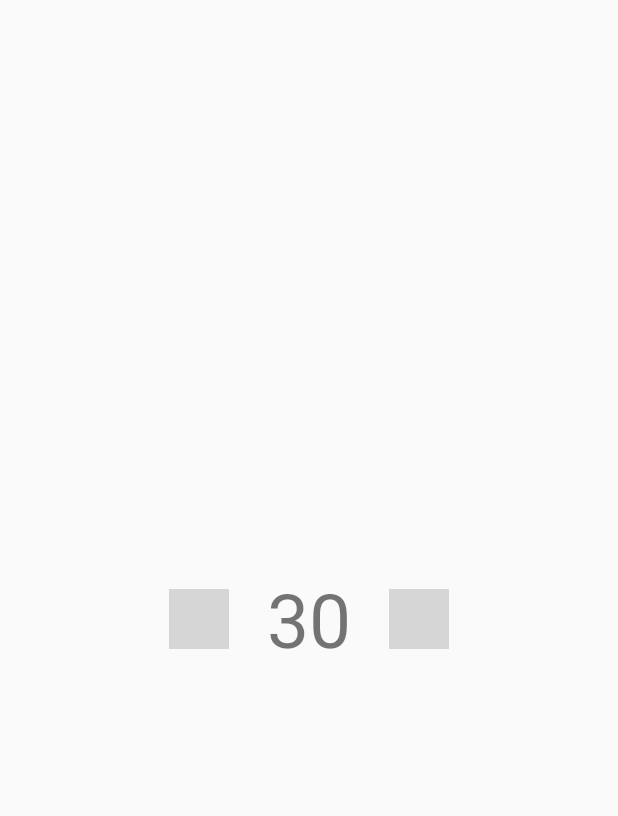
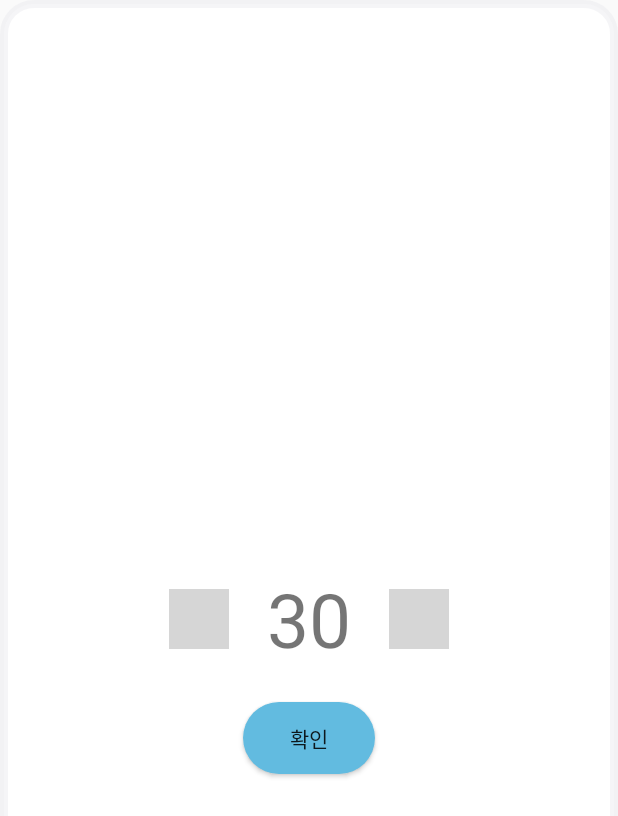
Before and after one commit to ehtjsv2/FitaPetService_Client_Personal_Version, an Android app: the layout minute_dialog.xml on its own in the app's theme, with its tools: preview values and no code run, on a phone screen of 412 x 824 dp. Shown: the top 816 px of the screen. Run offline under Robolectric (Android 15) with nearby library versions, the phone set to English and light mode, and no system bars; grey boxes are pictures that could not be loaded.

Commit message:
minute dialog complete

```diff
--- a/app/src/main/java/com/example/fitapet/ui/reservation/CustomMinDialog.kt
+++ b/app/src/main/java/com/example/fitapet/ui/reservation/CustomMinDialog.kt
@@ -3,6 +3,7 @@ package com.example.fitapet.ui.reservation
 import android.app.Dialog
 import android.content.Context
 import android.view.WindowManager
+import android.widget.Button
 import android.widget.EditText
 import android.widget.ImageView
 import android.widget.TextView
@@ -22,6 +23,7 @@ class CustomMinDialog(context: Context) {
         dialog.setContentView(R.layout.minute_dialog)
         dialog.window!!.setLayout(WindowManager.LayoutParams.WRAP_CONTENT, WindowManager.LayoutParams.WRAP_CONTENT)
         dialog.setCanceledOnTouchOutside(true)
+        dialog.getWindow()?.setBackgroundDrawableResource(android.R.color.transparent);
         dialog.setCancelable(true)
         dialog.setTitle("시작시간으로부터");
         //dialog.getWindow()?.setBackgroundDrawableResource(android.R.color.transparent);
@@ -29,6 +31,7 @@ class CustomMinDialog(context: Context) {
         val plusbtn:ImageView=dialog.findViewById(R.id.plus_btn)
         val minusbtn:ImageView=dialog.findViewById(R.id.minus_btn)
         val minute:TextView=dialog.findViewById(R.id.minutes)
+        val finishBtn:Button=dialog.findViewById(R.id.finish_btn)
 //        val edit_name = dialog.findViewById<EditText>(R.id.name_edit)
 
 //        dialog.cancel_button.setOnClickListener {
@@ -44,11 +47,12 @@ class CustomMinDialog(context: Context) {
             if(preMin!=0)
                 minute.text=(preMin-30).toString()
         }
+        finishBtn.setOnClickListener {
+            onClickListener.onClicked(minute.text.toString())
+            dialog.dismiss()
+        }
 
-//        dialog.finish_button.setOnClickListener {
-//            onClickListener.onClicked(edit_name.text.toString())
-//            dialog.dismiss()
-//        }
+
 
     }
 
--- a/app/src/main/java/com/example/fitapet/ui/reservation/Reservation01Fragment.kt
+++ b/app/src/main/java/com/example/fitapet/ui/reservation/Reservation01Fragment.kt
@@ -2,6 +2,8 @@ package com.example.fitapet.ui.reservation
 
 import android.app.DatePickerDialog
 import android.app.TimePickerDialog
+import android.graphics.Color
+import android.graphics.drawable.ColorDrawable
 import android.os.Bundle
 import android.util.Log
 import android.view.LayoutInflater
@@ -63,6 +65,14 @@ class Reservation01Fragment : Fragment(){
         binding.reservation01SelectTimeBtn02.setOnClickListener {
             val dialog = CustomMinDialog(requireContext())
             dialog.showDialog()
+
+            dialog.setOnClickListener(object : CustomMinDialog.OnDialogClickListener {
+                override fun onClicked(str: String)
+                {
+                    binding.reservation01SelectTimeBtn02.text = "시작시간으로부터 ${str}분"
+                }
+
+            })
         }
 
         return binding.root
--- /dev/null
+++ b/app/src/main/res/drawable/min_dialog.xml
@@ -0,0 +1,15 @@
+<?xml version="1.0" encoding="utf-8"?>
+<selector xmlns:android="http://schemas.android.com/apk/res/android">
+
+
+
+    <item>
+        <shape android:shape="rectangle">
+            <solid android:color="#FFFFFF"/>
+            <corners android:radius="20dp"/>
+            <stroke
+                android:width="5dp"
+                android:color="@color/light_gray"/>
+        </shape>
+    </item>
+</selector>
--- a/app/src/main/res/layout/minute_dialog.xml
+++ b/app/src/main/res/layout/minute_dialog.xml
@@ -3,7 +3,9 @@
     xmlns:app="http://schemas.android.com/apk/res-auto"
     xmlns:tools="http://schemas.android.com/tools"
     android:layout_width="match_parent"
-    android:layout_height="match_parent">
+    android:layout_height="match_parent"
+    android:background="@drawable/min_dialog"
+    android:padding="20dp">
     <androidx.constraintlayout.widget.ConstraintLayout
         android:layout_width="match_parent"
         android:layout_height="match_parent"
@@ -41,5 +43,17 @@
             app:layout_constraintStart_toEndOf="@+id/minutes"
             app:layout_constraintTop_toTopOf="@+id/minutes"
             app:srcCompat="@drawable/icon_plus_sign" />
+
+        <Button
+            android:id="@+id/finish_btn"
+            android:layout_width="wrap_content"
+            android:layout_height="wrap_content"
+            android:layout_marginTop="22dp"
+            android:background="@drawable/blue_btn"
+            android:text="확인"
+            app:layout_constraintEnd_toEndOf="parent"
+            app:layout_constraintStart_toStartOf="parent"
+            app:layout_constraintTop_toBottomOf="@+id/minutes" />
+
     </androidx.constraintlayout.widget.ConstraintLayout>
 </LinearLayout>
```
